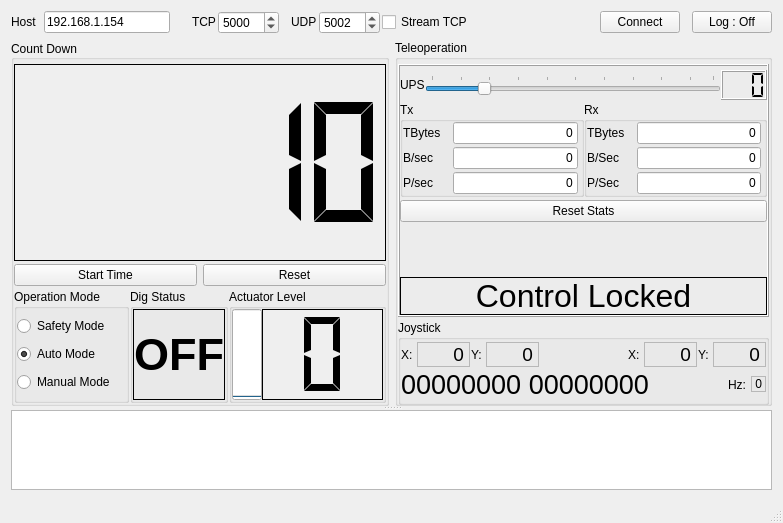
chicagoedt/rmc_software_2017, file mission_control/mainwindow.ui: the form before one commit.
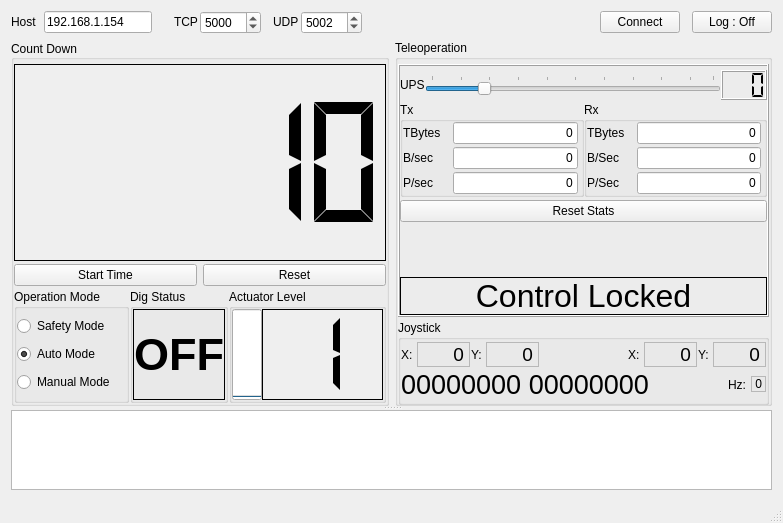
The form after the commit.

Commit message: Disabled for now Arena Window. Also added reset position when joystick was removed

Diff of the .ui file:
```diff
--- a/mission_control/mainwindow.ui
+++ b/mission_control/mainwindow.ui
@@ -101,7 +101,7 @@
           <item>
            <widget class="QLineEdit" name="hostAddressTextBox">
             <property name="sizePolicy">
-             <sizepolicy hsizetype="Expanding" vsizetype="Fixed">
+             <sizepolicy hsizetype="Fixed" vsizetype="Fixed">
               <horstretch>0</horstretch>
               <verstretch>0</verstretch>
              </sizepolicy>
@@ -258,13 +258,6 @@
             </property>
            </widget>
           </item>
-          <item>
-           <widget class="QCheckBox" name="tcpStreamCheckBox">
-            <property name="text">
-             <string>Stream TCP</string>
-            </property>
-           </widget>
-          </item>
           <item>
            <spacer name="horizontalSpacer_8">
             <property name="orientation">
@@ -696,6 +689,9 @@
                         <property name="segmentStyle">
                          <enum>QLCDNumber::Flat</enum>
                         </property>
+                        <property name="intValue" stdset="0">
+                         <number>1</number>
+                        </property>
                        </widget>
                       </item>
                      </layout>
```
Left out of the diff: 2 changed lines with no effect on the pictures. The commit also changes 4 other files.
